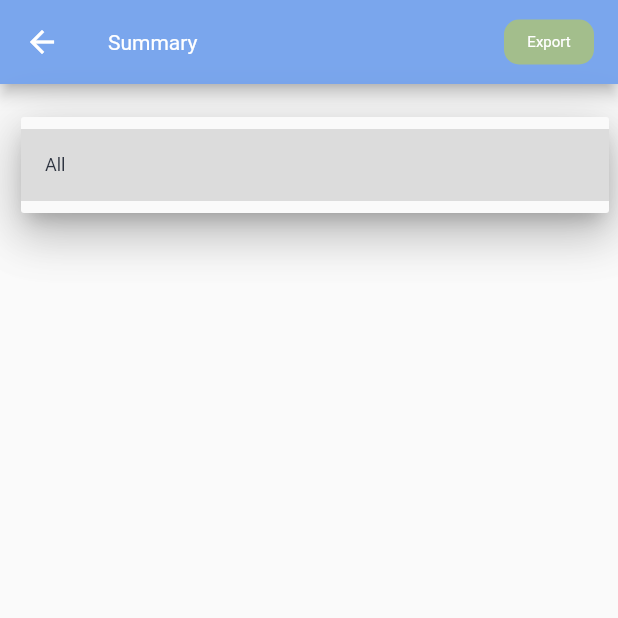
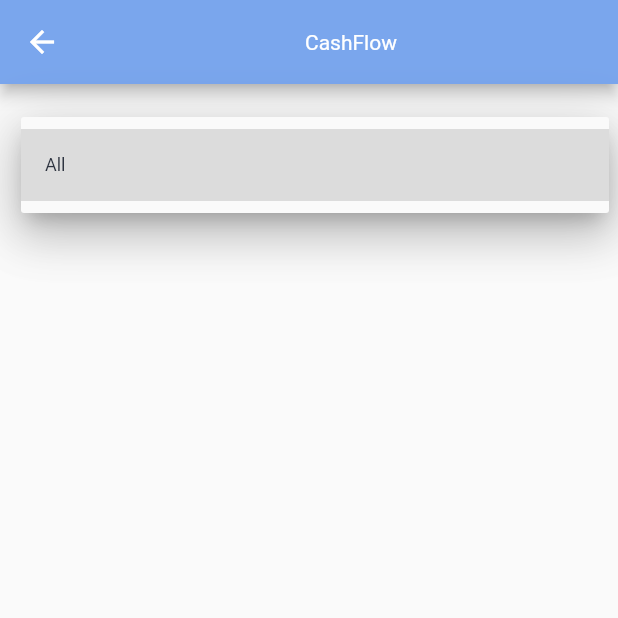
Before and after one commit to aldihsuhandi/cashflow, a Flutter app: the SummaryView screen opened directly, after a tap on "All", on a phone screen of 412 x 824 dp, the top half of it. Run offline on Flutter 3.47's test engine with Material 2 defaults, Android fonts, the phone set to English and light mode, and no system bars; our stand-ins replace hexcolor, sqflite; accounts and stored records are empty.

Commit message:
starting to rework ui

```diff
--- a/lib/controller/entrycontroller.dart
+++ b/lib/controller/entrycontroller.dart
@@ -9,6 +9,7 @@ class EntryController {
     dbHelper.saveEntry(entry);
   }
 
+  /// This class is for getting every list from the database
   Future<List<Entry>> getEntry() async {
     List<Entry> entries = await dbHelper.getEntries();
     dbHelper.getEntries().then((value) => {entries = value});
--- a/lib/main.dart
+++ b/lib/main.dart
@@ -1,3 +1,4 @@
+import 'package:cashflow/view/mainview.dart';
 import 'package:flutter/material.dart';
 import 'package:hexcolor/hexcolor.dart';
 
@@ -14,7 +15,7 @@ void main() async {
           bodyText2: TextStyle(color: Color(0xff2e3440)),
         ),
       ),
-      home: const HomePage(),
+      home: const MainView(),
     ),
   );
 }
--- a/lib/view/add.dart
+++ b/lib/view/add.dart
@@ -35,7 +35,7 @@ class _AddScreen extends State<AddScreen> {
 
   DateTime? date;
 
-  List<String> types = ["Credit", "Debit"];
+  List<String> types = ["Pengeluaran", "Pendapatan"];
   String typeVal = "";
   @override
   void initState() {
@@ -71,8 +71,6 @@ class _AddScreen extends State<AddScreen> {
 
     _ec.insert(descriptionController.text, int.parse(moneyController.text),
         typeVal, date!);
-
-    Navigator.pop(context);
   }
 
   _selectDate(BuildContext context) async {
--- a/lib/view/summary.dart
+++ b/lib/view/summary.dart
@@ -6,8 +6,6 @@ import 'package:cashflow/model/entry.dart';
 import 'package:cashflow/controller/entrycontroller.dart';
 
 class SummaryView extends StatelessWidget {
-  SummaryView({Key? key}) : super(key: key);
-
   final EntryController _ec = EntryController();
 
   @override
@@ -15,29 +13,10 @@ class SummaryView extends StatelessWidget {
     return Scaffold(
       appBar: AppBar(
         backgroundColor: Theme.of(context).backgroundColor,
-        title: Center(
-          child: Row(
-            mainAxisAlignment: MainAxisAlignment.spaceBetween,
-            children: [
-              const Text(
-                "Summary",
-                style: TextStyle(fontSize: 14),
-              ),
-              Container(
-                width: 60,
-                height: 30,
-                decoration: const BoxDecoration(
-                  borderRadius: BorderRadius.all(Radius.circular(10)),
-                  color: Color(0xffa3be8c),
-                ),
-                child: TextButton(
-                    onPressed: () {
-                      _ec.export();
-                    },
-                    child: const Text("Export",
-                        style: TextStyle(color: Colors.white, fontSize: 10))),
-              ),
-            ],
+        title: const Center(
+          child: Text(
+            "CashFlow",
+            style: TextStyle(fontSize: 14),
           ),
         ),
       ),
--- a/lib/view/widget/summarylist.dart
+++ b/lib/view/widget/summarylist.dart
@@ -41,7 +41,7 @@ class _SummaryList extends State<SummaryList> {
         mapEntry[year]![month] = [0, 0];
       }
 
-      if (type == "Credit") {
+      if (type == "Pengeluaran") {
         mapEntry[year]![month]![0] += money;
       } else {
         mapEntry[year]![month]![1] += money;
@@ -90,6 +90,8 @@ class _SummaryList extends State<SummaryList> {
             Container(
               margin: const EdgeInsets.only(
                 top: 4,
+                left: 3,
+                right: 3,
                 bottom: 4,
               ),
               padding: const EdgeInsets.only(
@@ -110,7 +112,7 @@ class _SummaryList extends State<SummaryList> {
                 ],
               ),
               child: Container(
-                padding: const EdgeInsets.all(2),
+                padding: const EdgeInsets.all(5),
                 child: Row(
                   mainAxisAlignment: MainAxisAlignment.spaceBetween,
                   children: [
```
Also changed, not shown: lib/view/home.dart (+5 -22 lines), lib/view/mainview.dart (added, +68 -0 lines).
